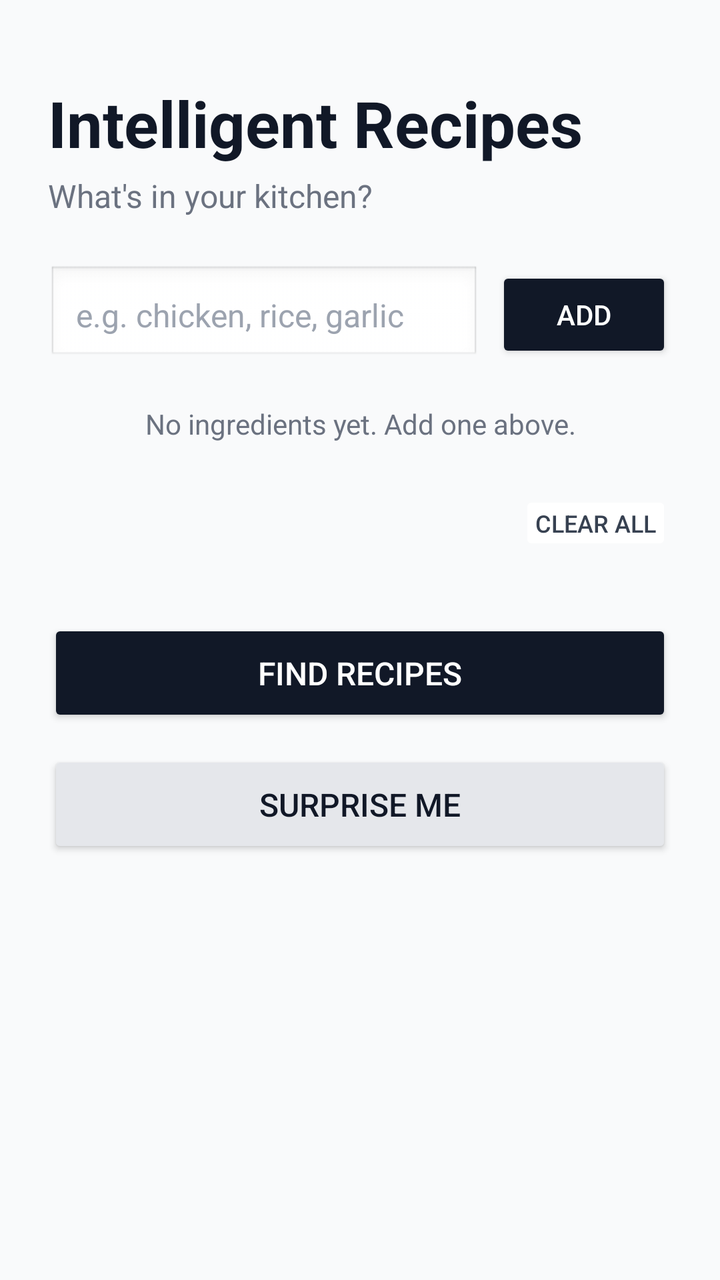
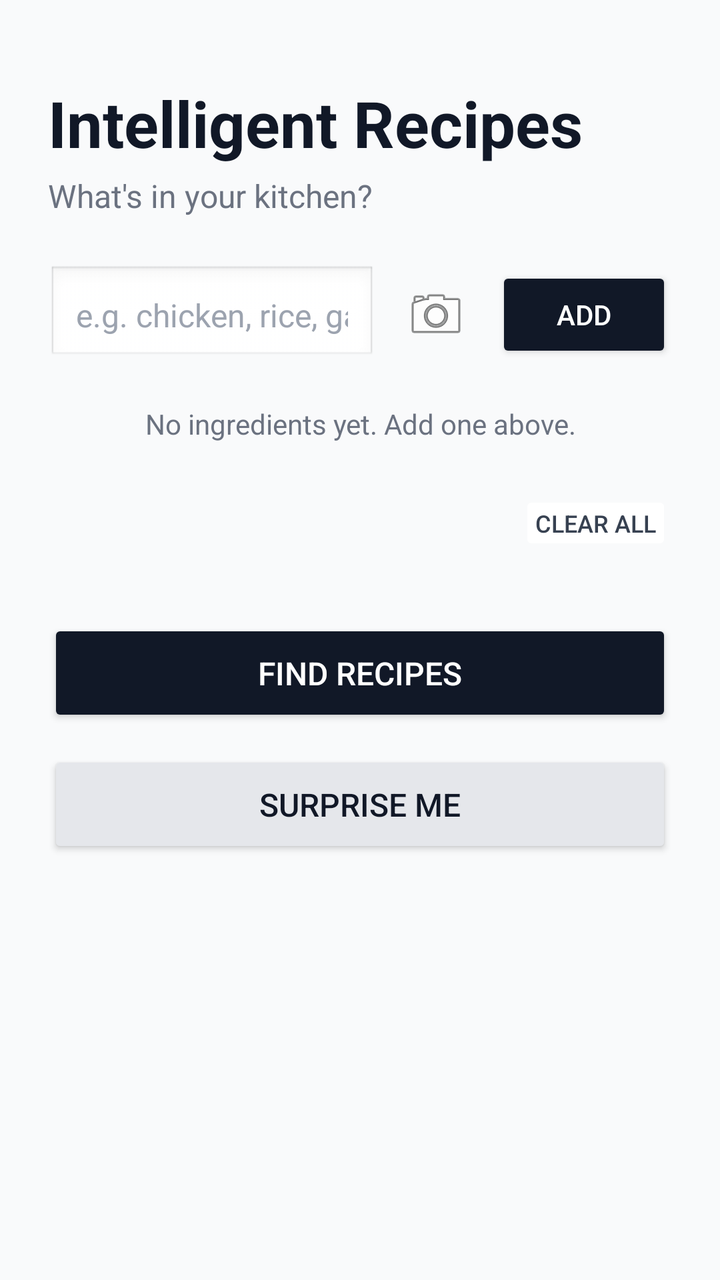

Compare the two renders of this Android layout. The source of the first and the diff that turns it into the second are given below.
<!-- AndroidManifest.xml: application theme Theme.Intelligentrecipy -->
<!-- res/layout/activity_main.xml -->
<?xml version="1.0" encoding="utf-8"?>
<ScrollView xmlns:android="http://schemas.android.com/apk/res/android"
    xmlns:app="http://schemas.android.com/apk/res-auto"
    android:layout_width="match_parent"
    android:layout_height="match_parent"
    android:fillViewport="true"
    android:background="#F9FAFB">

    <LinearLayout
        android:layout_width="match_parent"
        android:layout_height="wrap_content"
        android:orientation="vertical"
        android:padding="24dp">

        <TextView
            android:layout_width="match_parent"
            android:layout_height="wrap_content"
            android:text="@string/app_title"
            android:textSize="32sp"
            android:textStyle="bold"
            android:textColor="#111827"
            android:layout_marginTop="16dp" />

        <TextView
            android:layout_width="match_parent"
            android:layout_height="wrap_content"
            android:text="@string/subtitle"
            android:textSize="16sp"
            android:textColor="#6B7280"
            android:layout_marginTop="4dp"
            android:layout_marginBottom="24dp" />

        <LinearLayout
            android:layout_width="match_parent"
            android:layout_height="wrap_content"
            android:orientation="horizontal"
            android:gravity="center_vertical">

            <EditText
                android:id="@+id/ingredientInput"
                android:layout_width="0dp"
                android:layout_height="wrap_content"
                android:layout_weight="1"
                android:hint="@string/input_hint"
                android:padding="14dp"
                android:background="@android:drawable/edit_text"
                android:textSize="16sp"
                android:textColor="#111827"
                android:textColorHint="#9CA3AF"
                android:inputType="text"
                android:imeOptions="actionDone"
                android:autofillHints=""
                android:maxLines="1" />

            <Button
                android:id="@+id/addButton"
                android:layout_width="wrap_content"
                android:layout_height="wrap_content"
                android:layout_marginStart="8dp"
                android:text="@string/add"
                android:backgroundTint="#111827"
                android:textColor="#FFFFFF" />
        </LinearLayout>

        <TextView
            android:id="@+id/emptyMessage"
            android:layout_width="match_parent"
            android:layout_height="wrap_content"
            android:text="@string/empty_message"
            android:textSize="14sp"
            android:textColor="#6B7280"
            android:layout_marginTop="20dp"
            android:gravity="center" />

        <com.google.android.material.chip.ChipGroup
            android:id="@+id/chipGroup"
            android:layout_width="match_parent"
            android:layout_height="wrap_content"
            android:layout_marginTop="16dp"
            app:chipSpacingHorizontal="8dp"
            app:chipSpacingVertical="8dp" />

        <Button
            android:id="@+id/clearAllButton"
            android:layout_width="wrap_content"
            android:layout_height="wrap_content"
            android:layout_marginTop="8dp"
            android:layout_gravity="end"
            android:text="@string/clear_all"
            android:textSize="12sp"
            android:minHeight="0dp"
            android:minWidth="0dp"
            android:padding="8dp"
            android:backgroundTint="#FFFFFF"
            android:textColor="#374151"
            android:stateListAnimator="@null" />

        <Button
            android:id="@+id/findRecipesButton"
            android:layout_width="match_parent"
            android:layout_height="wrap_content"
            android:layout_marginTop="32dp"
            android:text="@string/find_recipes"
            android:textSize="16sp"
            android:padding="16dp"
            android:backgroundTint="#111827"
            android:textColor="#FFFFFF" />

        <Button
            android:id="@+id/surpriseMeButton"
            android:layout_width="match_parent"
            android:layout_height="wrap_content"
            android:layout_marginTop="12dp"
            android:text="@string/surprise_me"
            android:textSize="16sp"
            android:padding="16dp"
            android:backgroundTint="#E5E7EB"
            android:textColor="#111827" />

    </LinearLayout>
</ScrollView>
<!-- resources referenced by this layout -->
<resources>
  <string name="add">Add</string>
  <string name="app_title">Intelligent Recipes</string>
  <string name="clear_all">Clear all</string>
  <string name="empty_message">No ingredients yet. Add one above.</string>
  <string name="find_recipes">Find Recipes</string>
  <string name="input_hint">e.g. chicken, rice, garlic</string>
  <string name="subtitle">What\'s in your kitchen?</string>
  <string name="surprise_me">Surprise me</string>
  <style name="Theme.Intelligentrecipy" parent="Theme.MaterialComponents.DayNight.DarkActionBar">
          
          <item name="colorPrimary">@color/purple_500</item>
          <item name="colorPrimaryVariant">@color/purple_700</item>
          <item name="colorOnPrimary">@color/white</item>
          
          <item name="colorSecondary">@color/teal_200</item>
          <item name="colorSecondaryVariant">@color/teal_700</item>
          <item name="colorOnSecondary">@color/black</item>
          
          <item name="android:statusBarColor">?attr/colorPrimaryVariant</item>
          
      </style>
  <color name="purple_500">#FF6200EE</color>
  <color name="purple_700">#FF3700B3</color>
  <color name="white">#FFFFFFFF</color>
  <color name="teal_200">#FF03DAC5</color>
  <color name="teal_700">#FF018786</color>
  <color name="black">#FF000000</color>
</resources>

<!-- the commit's change to res/layout/activity_main.xml (unified diff, before → after) -->
@@ -52,11 +52,21 @@
                 android:autofillHints=""
                 android:maxLines="1" />
 
+            <ImageButton
+                android:id="@+id/cameraButton"
+                android:layout_width="48dp"
+                android:layout_height="48dp"
+                android:layout_marginStart="6dp"
+                android:src="@android:drawable/ic_menu_camera"
+                android:background="?attr/selectableItemBackgroundBorderless"
+                android:contentDescription="@string/camera"
+                android:padding="8dp" />
+
             <Button
                 android:id="@+id/addButton"
                 android:layout_width="wrap_content"
                 android:layout_height="wrap_content"
-                android:layout_marginStart="8dp"
+                android:layout_marginStart="6dp"
                 android:text="@string/add"
                 android:backgroundTint="#111827"
                 android:textColor="#FFFFFF" />
<!-- resource entries referenced after the edit -->
@@ -2,6 +2,7 @@
 <resources>
   <string name="add">Add</string>
   <string name="app_title">Intelligent Recipes</string>
+  <string name="camera">Camera</string>
   <string name="clear_all">Clear all</string>
   <string name="empty_message">No ingredients yet. Add one above.</string>
   <string name="find_recipes">Find Recipes</string>
